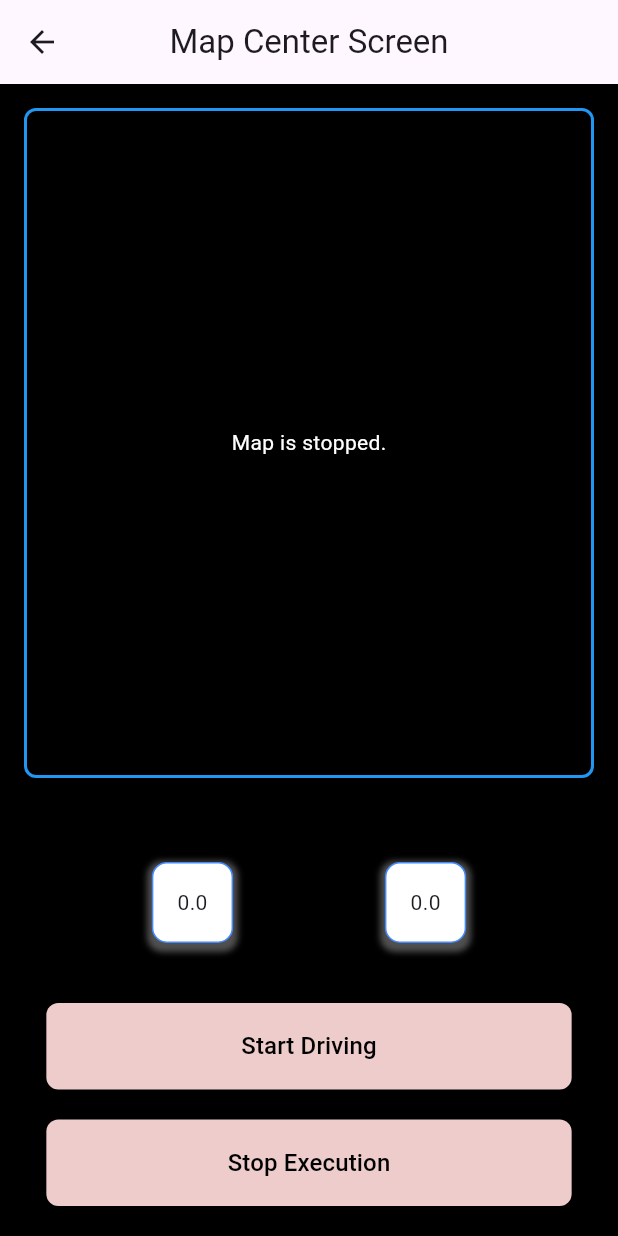
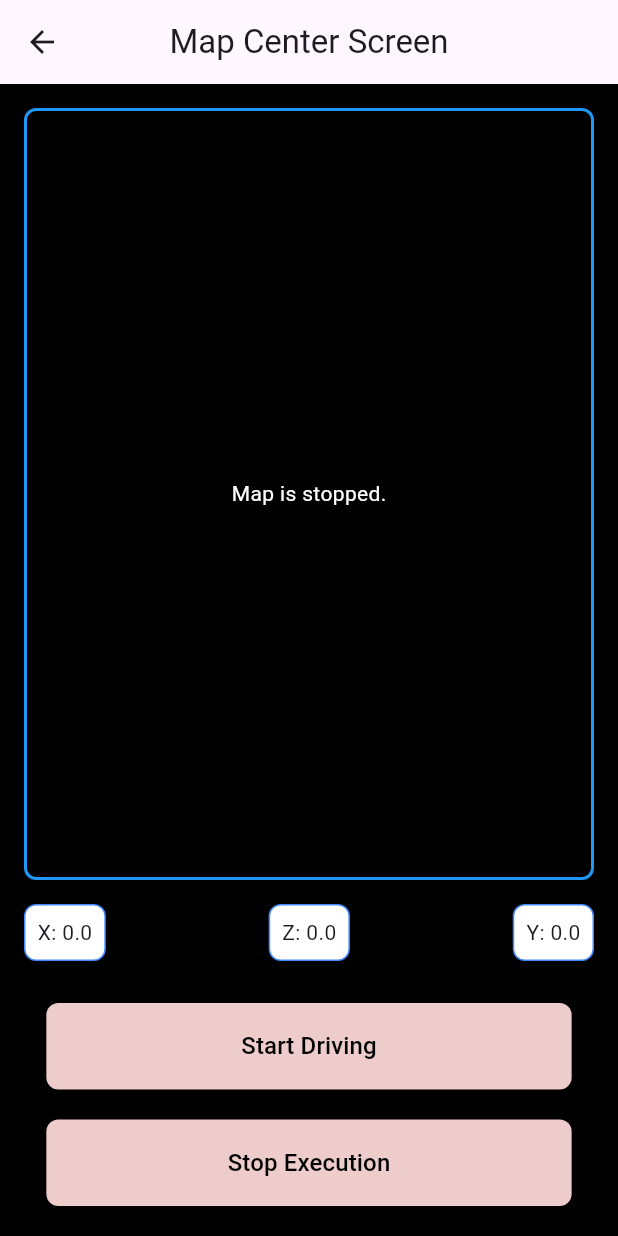
Before and after one commit to Lakshitb1/capstone, a Flutter app: the MapScreen screen opened directly, on a phone screen of 412 x 824 dp. Run offline on Flutter 3.47's test engine with Material 3 defaults, Android fonts, the light colour scheme and no system bars; our stand-ins replace carousel_slider, geocoding, geolocator, google_maps_flutter, sensors_plus, shared_preferences; accounts and stored records are empty; network calls fail.

Commit message:
sensors working

```diff
--- a/App/lib/features/authentication/services/auth_services.dart
+++ b/App/lib/features/authentication/services/auth_services.dart
@@ -26,7 +26,7 @@ class AuthService {
         address: '',
       );
       http.Response res = await http.post(
-        Uri.parse('http://10.0.2.2:5001/register'),
+        Uri.parse('http://192.168.1.15:5002/register'),
         body: user.toJson(),
         headers: <String, String>{
           'Content-Type': 'application/json; charset=UTF-8',
@@ -54,7 +54,7 @@ class AuthService {
   }) async {
     try {
       http.Response res = await http.post(
-        Uri.parse('http://10.0.2.2:5001/login'),
+        Uri.parse('http://192.168.1.15:5002/login'),
         body: jsonEncode({
           'email': email,
           'password': password,
@@ -93,7 +93,7 @@ class AuthService {
         token = '';
       }
       var tokenRes = await http.post(
-        Uri.parse('http://10.0.2.2:5001/tokenIsValid'),
+        Uri.parse('http://192.168.1.15:5002/tokenIsValid'),
         headers: <String, String>{
           'Content-Type': 'application/json; charset=UTF-8',
           'x-auth-token': token,
@@ -102,7 +102,7 @@ class AuthService {
       var response = jsonDecode(tokenRes.body);
       if (response == true) {
         http.Response userRes = await http.get(
-          Uri.parse('http://10.0.2.2:5001/'),
+          Uri.parse('http://192.168.1.15:5002/'),
           headers: <String, String>{
             'Content-Type': 'application/json; charset=UTF-8',
             'x-auth-token': token,
--- a/App/lib/features/google_map/map_screen/google_map_screen.dart
+++ b/App/lib/features/google_map/map_screen/google_map_screen.dart
@@ -1,10 +1,10 @@
-// map_screen.dart
-
 import 'package:cap_1/common/widgets/snackbar.dart';
 import 'package:cap_1/components/buttons.dart';
 import 'package:cap_1/features/google_map/services/map_screen_services.dart';
+
 import 'package:flutter/material.dart';
 import 'package:google_maps_flutter/google_maps_flutter.dart';
+import 'package:sensors_plus/sensors_plus.dart';
 
 class MapScreen extends StatefulWidget {
   const MapScreen({super.key});
@@ -17,6 +17,20 @@ class _MapPageState extends State<MapScreen> {
   final MapServices _mapServices = MapServices();
   final TextEditingController _latitudeController = TextEditingController();
   final TextEditingController _longitudeController = TextEditingController();
+
+  @override
+  void initState() {
+    super.initState();
+
+      _mapServices.accelerometerSubscription =
+        accelerometerEvents.listen((event) {
+      setState(() {
+        _mapServices.accelerometerValues = [event];
+      });
+    });
+
+
+  }
 
   @override
   void dispose() {
@@ -90,61 +104,59 @@ class _MapPageState extends State<MapScreen> {
                     ),
             ),
           ),
-          const SizedBox(height: 8),
+          // Accelerometer Data Container
           Padding(
-            padding: const EdgeInsets.all(16.0),
+            padding: const EdgeInsets.only(bottom: 20, left: 16, right: 16),
             child: Row(
-              mainAxisAlignment: MainAxisAlignment.spaceEvenly,
+              mainAxisAlignment: MainAxisAlignment.spaceBetween,
               children: [
                 Container(
-                  padding: const EdgeInsets.all(16.0),
-                  margin: const EdgeInsets.all(16.0),
+                  padding: const EdgeInsets.all(8.0),
                   decoration: BoxDecoration(
                     color: Colors.white,
-                    borderRadius: BorderRadius.circular(10.0),
-                    boxShadow: [
-                      BoxShadow(
-                        color: Colors.grey.withOpacity(0.5),
-                        spreadRadius: 3,
-                        blurRadius: 3,
-                        offset: const Offset(0, 3),
-                      ),
-                    ],
+                    borderRadius: BorderRadius.circular(8.0),
                     border: Border.all(color: Colors.blueAccent),
                   ),
                   child: _mapServices.accelerometerValues.isNotEmpty
                       ? Text(
                           'X: ${_mapServices.accelerometerValues[0].x.toStringAsFixed(2)}',
                           style: const TextStyle(
-                            fontSize: 28,
+                            fontSize: 8,
                           ),
                         )
-                      : const Text('0.0'),
+                      : const Text('X: 0.0'),
                 ),
                 Container(
-                  padding: const EdgeInsets.all(16.0),
-                  margin: const EdgeInsets.all(16.0),
+                  padding: const EdgeInsets.all(8.0),
                   decoration: BoxDecoration(
                     color: Colors.white,
-                    borderRadius: BorderRadius.circular(10.0),
-                    boxShadow: [
-                      BoxShadow(
-                        color: Colors.grey.withOpacity(0.5),
-                        spreadRadius: 3,
-                        blurRadius: 3,
-                        offset: const Offset(0, 3),
-                      ),
-                    ],
+                    borderRadius: BorderRadius.circular(8.0),
+                    border: Border.all(color: Colors.blueAccent),
+                  ),
+                  child: _mapServices.accelerometerValues.isNotEmpty
+                      ? Text(
+                          'Z: ${_mapServices.accelerometerValues[0].x.toStringAsFixed(2)}',
+                          style: const TextStyle(
+                            fontSize: 8,
+                          ),
+                        )
+                      : const Text('Z: 0.0'),
+                ),
+                Container(
+                  padding: const EdgeInsets.all(8.0),
+                  decoration: BoxDecoration(
+                    color: Colors.white,
+                    borderRadius: BorderRadius.circular(8.0),
                     border: Border.all(color: Colors.blueAccent),
                   ),
                   child: _mapServices.accelerometerValues.isNotEmpty
                       ? Text(
                           'Y: ${_mapServices.accelerometerValues[0].y.toStringAsFixed(2)}',
                           style: const TextStyle(
-                            fontSize: 28,
+                            fontSize: 8,
                           ),
                         )
-                      : const Text('0.0'),
+                      : const Text('Y: 0.0'),
                 ),
               ],
             ),
--- a/App/lib/features/google_map/services/map_screen_services.dart
+++ b/App/lib/features/google_map/services/map_screen_services.dart
@@ -1,5 +1,3 @@
-// map_logic.dart
-
 import 'dart:async';
 import 'package:geocoding/geocoding.dart';
 import 'package:google_maps_flutter/google_maps_flutter.dart';
```
Also changed, not shown: 1 other file.
